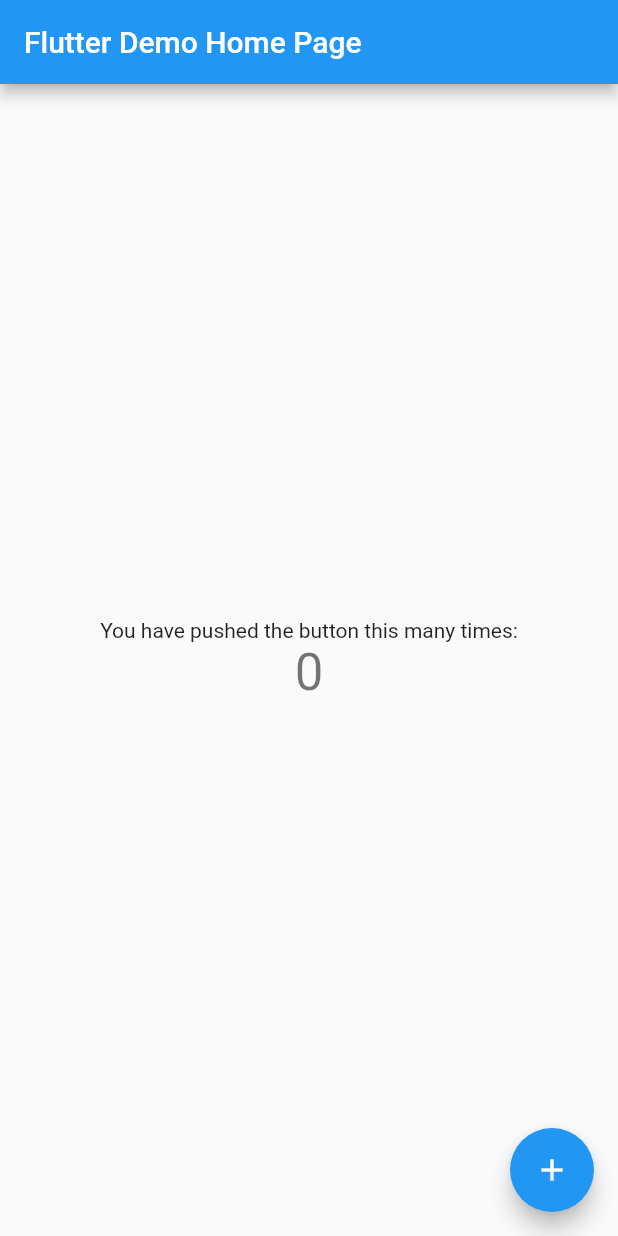
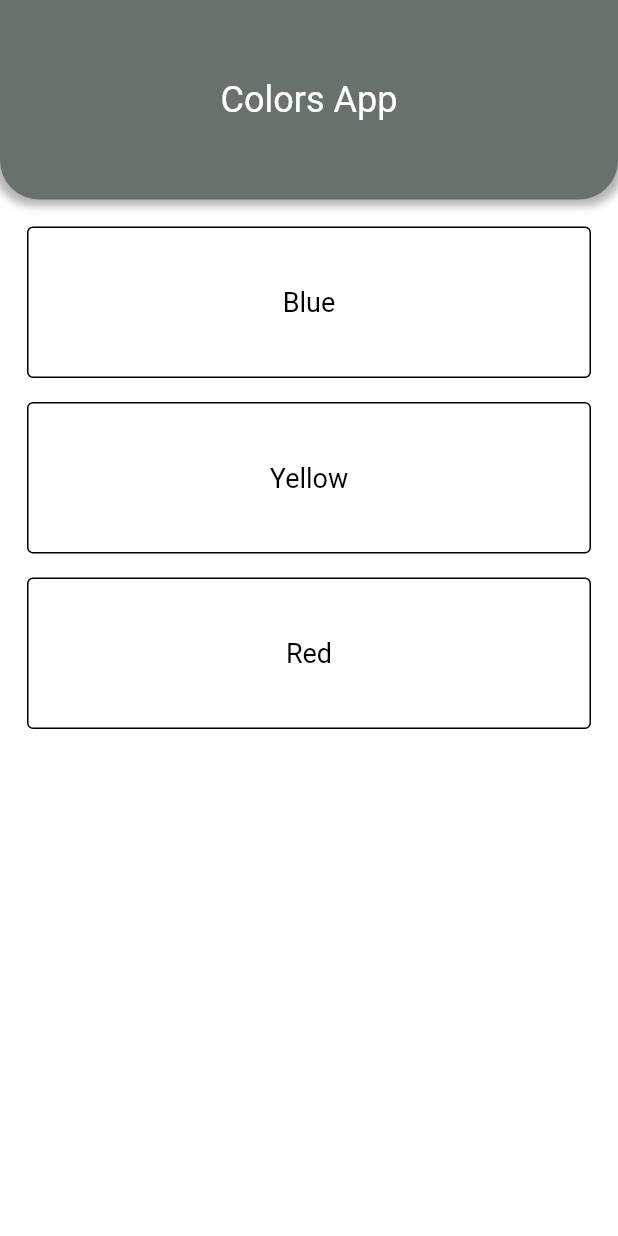
Before and after one commit to almontasser/flutter_training_1, a Flutter app: the screen it shows after launch, on a phone screen of 412 x 824 dp. Run offline on Flutter 3.47's test engine with Material 2 defaults, Android fonts, the phone set to English and light mode, and no system bars.

Commit message:
change colors

```diff
--- a/lib/main.dart
+++ b/lib/main.dart
@@ -1,115 +1,136 @@
 import 'package:flutter/material.dart';
 
 void main() {
-  runApp(const MyApp());
+  runApp(const MainApp());
 }
 
-class MyApp extends StatelessWidget {
-  const MyApp({super.key});
+class MainApp extends StatefulWidget {
+  const MainApp({Key? key}) : super(key: key);
 
-  // This widget is the root of your application.
+  @override
+  State<MainApp> createState() => _MainAppState();
+}
+
+class _MainAppState extends State<MainApp> {
+  Color backgroundColor = Colors.white;
+
   @override
   Widget build(BuildContext context) {
     return MaterialApp(
-      title: 'Flutter Demo',
-      theme: ThemeData(
-        // This is the theme of your application.
-        //
-        // Try running your application with "flutter run". You'll see the
-        // application has a blue toolbar. Then, without quitting the app, try
-        // changing the primarySwatch below to Colors.green and then invoke
-        // "hot reload" (press "r" in the console where you ran "flutter run",
-        // or simply save your changes to "hot reload" in a Flutter IDE).
-        // Notice that the counter didn't reset back to zero; the application
-        // is not restarted.
-        primarySwatch: Colors.blue,
+      title: 'Colors App',
+      home: Scaffold(
+        backgroundColor: backgroundColor,
+        appBar: PreferredSize(
+          preferredSize: const Size(double.infinity, 133),
+          child: Container(
+            decoration: const BoxDecoration(
+              color: Color(0xff68716b),
+              borderRadius: BorderRadius.vertical(
+                bottom: Radius.circular(26),
+              ),
+              boxShadow: [
+                BoxShadow(
+                  color: Color.fromARGB(75, 0, 0, 0),
+                  blurRadius: 4,
+                  spreadRadius: 4,
+                ),
+              ],
+            ),
+            child: Column(
+              mainAxisAlignment: MainAxisAlignment.center,
+              children: const [
+                SizedBox(height: 33),
+                Text(
+                  'Colors App',
+                  style: TextStyle(fontSize: 24, color: Colors.white),
+                ),
+                SizedBox(height: 33),
+              ],
+            ),
+          ),
+        ),
+        body: Container(
+          padding: const EdgeInsets.all(10),
+          child: Column(
+            children: [
+              Button(
+                active: backgroundColor == Colors.blue,
+                color: Colors.blue,
+                text: 'Blue',
+                changeColor: (color) {
+                  setState(() {
+                    backgroundColor = color;
+                  });
+                },
+              ),
+              Button(
+                active: backgroundColor == Colors.yellow,
+                color: Colors.yellow,
+                text: 'Yellow',
+                changeColor: (color) {
+                  setState(() {
+                    backgroundColor = color;
+                  });
+                },
+              ),
+              Button(
+                active: backgroundColor == Colors.red,
+                color: Colors.red,
+                text: 'Red',
+                changeColor: (color) {
+                  setState(() {
+                    backgroundColor = color;
+                  });
+                },
+              ),
+            ],
+          ),
+        ),
       ),
-      home: const MyHomePage(title: 'Flutter Demo Home Page'),
     );
   }
 }
 
-class MyHomePage extends StatefulWidget {
-  const MyHomePage({super.key, required this.title});
+// button class
+class Button extends StatelessWidget {
+  final bool active;
+  final Color color;
+  final String text;
+  final Function changeColor;
 
-  // This widget is the home page of your application. It is stateful, meaning
-  // that it has a State object (defined below) that contains fields that affect
-  // how it looks.
-
-  // This class is the configuration for the state. It holds the values (in this
-  // case the title) provided by the parent (in this case the App widget) and
-  // used by the build method of the State. Fields in a Widget subclass are
-  // always marked "final".
-
-  final String title;
-
-  @override
-  State<MyHomePage> createState() => _MyHomePageState();
-}
-
-class _MyHomePageState extends State<MyHomePage> {
-  int _counter = 0;
-
-  void _incrementCounter() {
-    setState(() {
-      // This call to setState tells the Flutter framework that something has
-      // changed in this State, which causes it to rerun the build method below
-      // so that the display can reflect the updated values. If we changed
-      // _counter without calling setState(), then the build method would not be
-      // called again, and so nothing would appear to happen.
-      _counter++;
-    });
-  }
+  const Button(
+      {Key? key,
+      required this.active,
+      required this.color,
+      required this.text,
+      required this.changeColor})
+      : super(key: key);
 
   @override
   Widget build(BuildContext context) {
-    // This method is rerun every time setState is called, for instance as done
-    // by the _incrementCounter method above.
-    //
-    // The Flutter framework has been optimized to make rerunning build methods
-    // fast, so that you can just rebuild anything that needs updating rather
-    // than having to individually change instances of widgets.
-    return Scaffold(
-      appBar: AppBar(
-        // Here we take the value from the MyHomePage object that was created by
-        // the App.build method, and use it to set our appbar title.
-        title: Text(widget.title),
-      ),
-      body: Center(
-        // Center is a layout widget. It takes a single child and positions it
-        // in the middle of the parent.
-        child: Column(
-          // Column is also a layout widget. It takes a list of children and
-          // arranges them vertically. By default, it sizes itself to fit its
-          // children horizontally, and tries to be as tall as its parent.
-          //
-          // Invoke "debug painting" (press "p" in the console, choose the
-          // "Toggle Debug Paint" action from the Flutter Inspector in Android
-          // Studio, or the "Toggle Debug Paint" command in Visual Studio Code)
-          // to see the wireframe for each widget.
-          //
-          // Column has various properties to control how it sizes itself and
-          // how it positions its children. Here we use mainAxisAlignment to
-          // center the children vertically; the main axis here is the vertical
-          // axis because Columns are vertical (the cross axis would be
-          // horizontal).
-          mainAxisAlignment: MainAxisAlignment.center,
-          children: <Widget>[
-            const Text(
-              'You have pushed the button this many times:',
-            ),
-            Text(
-              '$_counter',
-              style: Theme.of(context).textTheme.headline4,
-            ),
-          ],
+    return Padding(
+      padding: const EdgeInsets.all(8.0),
+      child: OutlinedButton(
+        style: OutlinedButton.styleFrom(
+          minimumSize: const Size.fromHeight(50),
+          backgroundColor: active ? Colors.white : Colors.transparent,
+          textStyle: const TextStyle(
+            fontSize: 18,
+          ),
+          foregroundColor: Colors.black,
+          side: const BorderSide(
+            color: Colors.black,
+            width: 1,
+          ),
+        ),
+        onPressed: () {
+          changeColor(color);
+        },
+        child: Padding(
+          padding: const EdgeInsets.all(40.0),
+          child: Text(text),
         ),
       ),
-      floatingActionButton: FloatingActionButton(
-        onPressed: _incrementCounter,
-        tooltip: 'Increment',
-        child: const Icon(Icons.add),
-      ), // This trailing comma makes auto-formatting nicer for build methods.
     );
   }
 }
```
Also changed, not shown: 1 other file.
